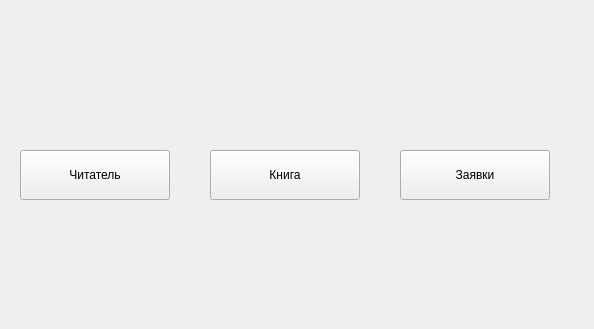
The window that src/library.ui (libjournaldev/libjournal) describes before a commit, drawn with Qt 5.
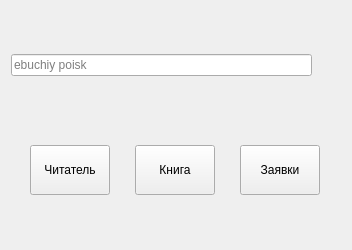
The same window after the commit. Icons and pictures are not drawn.

What changed in the file:
```diff
--- a/src/library.ui
+++ b/src/library.ui
@@ -6,31 +6,67 @@
    <rect>
     <x>0</x>
     <y>0</y>
-    <width>594</width>
-    <height>329</height>
+    <width>352</width>
+    <height>250</height>
    </rect>
   </property>
   <property name="minimumSize">
    <size>
-    <width>247</width>
-    <height>324</height>
+    <width>352</width>
+    <height>250</height>
    </size>
   </property>
   <property name="windowTitle">
    <string>Form</string>
   </property>
+  <property name="styleSheet">
+   <string notr="true">QGroupBox {
+	border: 0px;
+}</string>
+  </property>
+  <layout class="QGridLayout" name="gridLayout">
+   <item row="0" column="0">
+    <widget class="QGroupBox" name="groupBox_2">
+     <property name="sizePolicy">
+      <sizepolicy hsizetype="Preferred" vsizetype="Maximum">
+       <horstretch>0</horstretch>
+       <verstretch>0</verstretch>
+      </sizepolicy>
+     </property>
+     <property name="maximumSize">
+      <size>
+       <width>16777215</width>
+       <height>22</height>
+      </size>
+     </property>
+     <property name="title">
+      <string/>
+     </property>
+     <layout class="QHBoxLayout" name="horizontalLayout_3">
+      <property name="leftMargin">
+       <number>0</number>
+      </property>
+      <property name="topMargin">
+       <number>0</number>
+      </property>
+      <property name="rightMargin">
+       <number>0</number>
+      </property>
+      <property name="bottomMargin">
+       <number>0</number>
+      </property>
+      <item>
+       <widget class="QLineEdit" name="lineEdit_2">
+        <property name="placeholderText">
+         <string>ebuchiy poisk</string>
+        </property>
+       </widget>
+      </item>
+      <item>
   <widget class="QToolButton" name="preferencesButton">
    <property name="enabled">
     <bool>true</bool>
    </property>
-   <property name="geometry">
-    <rect>
-     <x>560</x>
-     <y>0</y>
-     <width>22</width>
-     <height>30</height>
-    </rect>
-   </property>
    <property name="styleSheet">
     <string notr="true">border: none;</string>
    </property>
@@ -48,56 +84,100 @@
     </size>
    </property>
   </widget>
-  <widget class="QPushButton" name="searchAccountButton">
-   <property name="enabled">
-    <bool>true</bool>
-   </property>
-   <property name="geometry">
-    <rect>
-     <x>20</x>
-     <y>150</y>
-     <width>150</width>
-     <height>50</height>
-    </rect>
+      </item>
+     </layout>
+    </widget>
+   </item>
+   <item row="1" column="0">
+    <layout class="QGridLayout" name="gridLayout_2">
+     <property name="topMargin">
+      <number>0</number>
+     </property>
+     <property name="spacing">
+      <number>0</number>
+     </property>
+     <item row="0" column="0">
+      <widget class="QGroupBox" name="groupBox">
+       <property name="sizePolicy">
+        <sizepolicy hsizetype="Preferred" vsizetype="Fixed">
+         <horstretch>0</horstretch>
+         <verstretch>0</verstretch>
+        </sizepolicy>
+       </property>
+       <property name="styleSheet">
+        <string notr="true"/>
+       </property>
+       <property name="title">
+        <string/>
+       </property>
+       <layout class="QGridLayout" name="gridLayout_3">
+        <property name="leftMargin">
+         <number>0</number>
+        </property>
+        <property name="topMargin">
+         <number>0</number>
+        </property>
+        <property name="rightMargin">
+         <number>0</number>
+        </property>
+        <property name="bottomMargin">
+         <number>0</number>
+        </property>
+        <item row="0" column="1">
+         <widget class="QLabel" name="label_2">
+          <property name="sizePolicy">
+           <sizepolicy hsizetype="Maximum" vsizetype="Maximum">
+            <horstretch>0</horstretch>
+            <verstretch>0</verstretch>
+           </sizepolicy>
    </property>
    <property name="text">
-    <string>Читатель</string>
-   </property>
-  </widget>
+           <string/>
+          </property>
+          <property name="pixmap">
+           <pixmap resource="resources.qrc">:/images/book.png</pixmap>
+          </property>
+          <property name="alignment">
+           <set>Qt::AlignCenter</set>
+          </property>
+         </widget>
+        </item>
+        <item row="1" column="1">
   <widget class="QPushButton" name="searchBookButton">
-   <property name="geometry">
-    <rect>
-     <x>210</x>
-     <y>150</y>
-     <width>150</width>
+          <property name="minimumSize">
+           <size>
+            <width>0</width>
      <height>50</height>
-    </rect>
+           </size>
    </property>
    <property name="text">
     <string>Книга</string>
    </property>
   </widget>
-  <widget class="QPushButton" name="requestButton">
-   <property name="geometry">
-    <rect>
-     <x>400</x>
-     <y>150</y>
-     <width>150</width>
+        </item>
+        <item row="1" column="0">
+         <widget class="QPushButton" name="searchAccountButton">
+          <property name="enabled">
+           <bool>true</bool>
+          </property>
+          <property name="minimumSize">
+           <size>
+            <width>0</width>
      <height>50</height>
-    </rect>
+           </size>
    </property>
    <property name="text">
-    <string>Заявки</string>
-   </property>
-  </widget>
+           <string>Читатель</string>
+          </property>
+         </widget>
+        </item>
+        <item row="0" column="0">
   <widget class="QLabel" name="label">
-   <property name="geometry">
-    <rect>
-     <x>40</x>
-     <y>20</y>
-     <width>101</width>
-     <height>111</height>
-    </rect>
+          <property name="sizePolicy">
+           <sizepolicy hsizetype="Maximum" vsizetype="Maximum">
+            <horstretch>0</horstretch>
+            <verstretch>0</verstretch>
+           </sizepolicy>
    </property>
    <property name="text">
     <string/>
@@ -105,15 +185,31 @@
    <property name="pixmap">
     <pixmap resource="resources.qrc">:/images/reader.png</pixmap>
    </property>
-  </widget>
+          <property name="alignment">
+           <set>Qt::AlignCenter</set>
+          </property>
+         </widget>
+        </item>
+        <item row="1" column="2">
+         <widget class="QPushButton" name="requestButton">
+          <property name="minimumSize">
+           <size>
+            <width>0</width>
+            <height>50</height>
+           </size>
+          </property>
+          <property name="text">
+           <string>Заявки</string>
+          </property>
+         </widget>
+        </item>
+        <item row="0" column="2">
   <widget class="QLabel" name="label_3">
-   <property name="geometry">
-    <rect>
-     <x>410</x>
-     <y>30</y>
-     <width>111</width>
-     <height>101</height>
-    </rect>
+          <property name="sizePolicy">
+           <sizepolicy hsizetype="Maximum" vsizetype="Maximum">
+            <horstretch>0</horstretch>
+            <verstretch>0</verstretch>
+           </sizepolicy>
    </property>
    <property name="text">
     <string/>
@@ -121,23 +217,17 @@
    <property name="pixmap">
     <pixmap resource="resources.qrc">:/images/request.png</pixmap>
    </property>
-  </widget>
-  <widget class="QLabel" name="label_2">
-   <property name="geometry">
-    <rect>
-     <x>240</x>
-     <y>10</y>
-     <width>101</width>
-     <height>131</height>
-    </rect>
-   </property>
-   <property name="text">
-    <string/>
-   </property>
-   <property name="pixmap">
-    <pixmap resource="resources.qrc">:/images/book.png</pixmap>
-   </property>
-  </widget>
+          <property name="alignment">
+           <set>Qt::AlignCenter</set>
+          </property>
+         </widget>
+        </item>
+       </layout>
+      </widget>
+     </item>
+    </layout>
+   </item>
+  </layout>
  </widget>
  <resources>
   <include location="resources.qrc"/>
```
Lines whose indentation alone changed are shown as unchanged.
